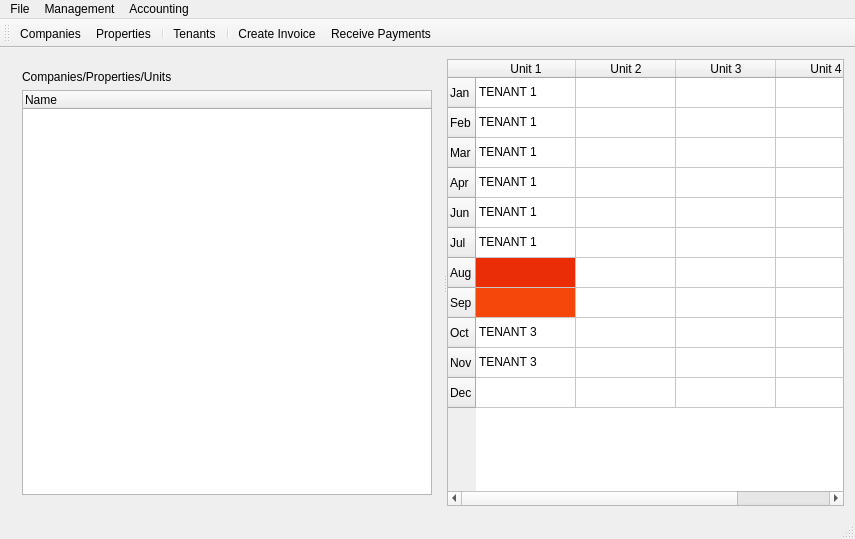
Above: rentmanagermainwindow.ui from jayjay-w/rentman before the change. Below: the same form after it.
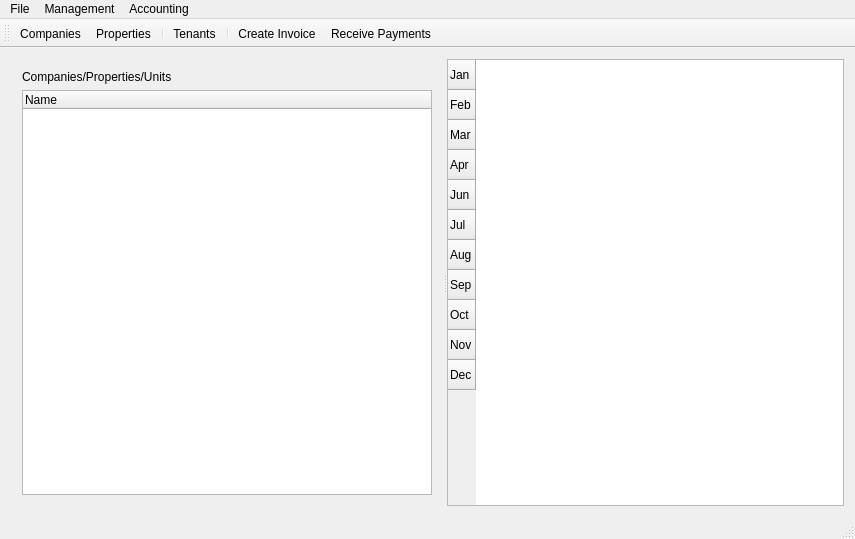
That is the form after the change.

What changed in the file:
```diff
--- a/rentmanagermainwindow.ui
+++ b/rentmanagermainwindow.ui
@@ -96,96 +96,6 @@
          <string>Dec</string>
         </property>
        </row>
-       <column>
-        <property name="text">
-         <string>Unit 1</string>
-        </property>
-       </column>
-       <column>
-        <property name="text">
-         <string>Unit 2</string>
-        </property>
-       </column>
-       <column>
-        <property name="text">
-         <string>Unit 3</string>
-        </property>
-       </column>
-       <column>
-        <property name="text">
-         <string>Unit 4</string>
-        </property>
-       </column>
-       <item row="0" column="0">
-        <property name="text">
-         <string>TENANT 1</string>
-        </property>
-       </item>
-       <item row="1" column="0">
-        <property name="text">
-         <string>TENANT 1</string>
-        </property>
-       </item>
-       <item row="1" column="1">
-        <property name="text">
-         <string/>
-        </property>
-       </item>
-       <item row="2" column="0">
-        <property name="text">
-         <string>TENANT 1</string>
-        </property>
-       </item>
-       <item row="3" column="0">
-        <property name="text">
-         <string>TENANT 1</string>
-        </property>
-       </item>
-       <item row="4" column="0">
-        <property name="text">
-         <string>TENANT 1</string>
-        </property>
-       </item>
-       <item row="5" column="0">
-        <property name="text">
-         <string>TENANT 1</string>
-        </property>
-       </item>
-       <item row="6" column="0">
-        <property name="text">
-         <string/>
-        </property>
-        <property name="background">
-         <brush brushstyle="SolidPattern">
-          <color alpha="255">
-           <red>234</red>
-           <green>45</green>
-           <blue>7</blue>
-          </color>
-         </brush>
-        </property>
-       </item>
-       <item row="7" column="0">
-        <property name="background">
-         <brush brushstyle="SolidPattern">
-          <color alpha="255">
-           <red>245</red>
-           <green>70</green>
-           <blue>11</blue>
-          </color>
-         </brush>
-        </property>
-       </item>
-       <item row="8" column="0">
-        <property name="text">
-         <string>TENANT 3</string>
-        </property>
-       </item>
-       <item row="9" column="0">
-        <property name="text">
-         <string>TENANT 3</string>
-        </property>
-       </item>
       </widget>
      </widget>
     </item>
```
Left out of the diff: 2 changed lines with no effect on the pictures.
